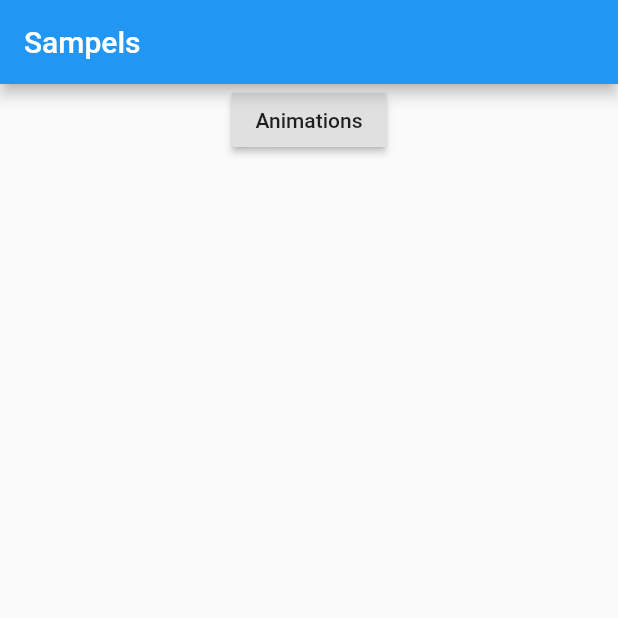
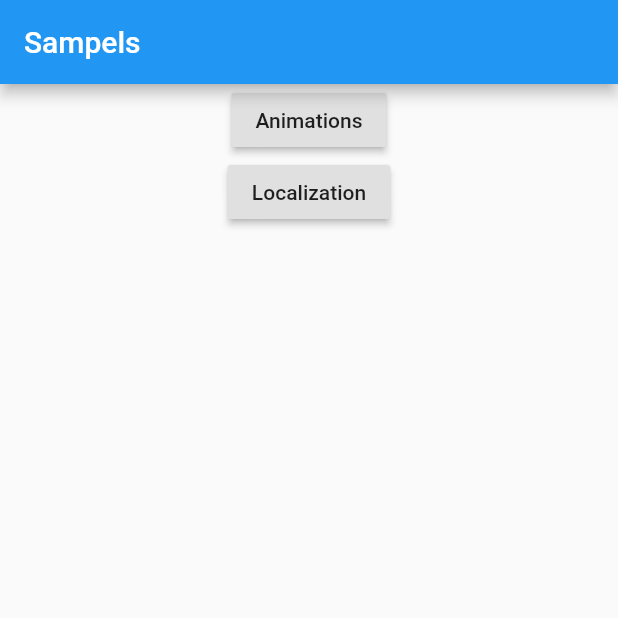
Before and after one commit to jcraane/flutter_samples, a Flutter app: the screen it shows after launch, on a phone screen of 412 x 824 dp, the top half of it. Run offline on Flutter 3.47's test engine with Material 2 defaults, Android fonts, the phone set to English and light mode, and no system bars.

Commit message:
Added localization sample.

```diff
--- /dev/null
+++ b/assets/lang/en.json
@@ -0,0 +1,4 @@
+{
+  "loc_appbar_title": "Localization",
+  "sample_message": "This is a sample message."
+}
--- /dev/null
+++ b/assets/lang/nl.json
@@ -0,0 +1,4 @@
+{
+  "loc_appbar_title": "Localisatie",
+  "sample_message": "Dit is een testbericht"
+}
--- /dev/null
+++ b/lib/localizations/app_localizations.dart
@@ -0,0 +1,37 @@
+import 'dart:async';
+import 'dart:convert';
+
+import 'package:flutter/material.dart';
+import 'package:flutter/services.dart';
+
+class AppLocalizations {
+  final Locale locale;
+
+  AppLocalizations(this.locale);
+
+  static AppLocalizations of(BuildContext context) => Localizations.of(context, AppLocalizations);
+
+  Map<String, String> _sentences;
+
+  Future<bool> load() async {
+    String data = "";
+    try {
+      data = await await rootBundle.loadString('assets/lang/${this.locale.languageCode}.json');
+    } catch (e) {
+      data = await rootBundle.loadString('assets/lang/nl.json');
+    }
+
+    Map<String, dynamic> _result = json.decode(data);
+
+    this._sentences = new Map();
+    _result.forEach((String key, dynamic value) {
+      this._sentences[key] = value.toString();
+    });
+
+    return true;
+  }
+
+  String get(String key) {
+    return this._sentences[key];
+  }
+}
--- /dev/null
+++ b/lib/localizations/app_localizations_deletage.dart
@@ -0,0 +1,20 @@
+import 'dart:async';
+import 'package:flutter/material.dart';
+import 'package:my_samples_app/localizations/app_localizations.dart';
+
+class AppLocalizationsDelegate extends LocalizationsDelegate<AppLocalizations> {
+  const AppLocalizationsDelegate();
+
+  @override
+  bool isSupported(Locale locale) => ['nl'].contains(locale.languageCode);
+
+  @override
+  Future<AppLocalizations> load(Locale locale) async {
+    var appLocalizations = AppLocalizations(locale);
+    await appLocalizations.load();
+    return appLocalizations;
+  }
+
+  @override
+  bool shouldReload(LocalizationsDelegate<AppLocalizations> old) => false;
+}
--- /dev/null
+++ b/lib/localizations/fallback_localizations_delegate.dart
@@ -0,0 +1,17 @@
+import 'package:flutter/cupertino.dart';
+
+/// Fix for https://github.com/flutter/flutter/issues/23047
+class FallbackCupertinoLocalisationsDelegate
+    extends LocalizationsDelegate<CupertinoLocalizations> {
+  const FallbackCupertinoLocalisationsDelegate();
+
+  @override
+  bool isSupported(Locale locale) => true;
+
+  @override
+  Future<CupertinoLocalizations> load(Locale locale) =>
+      DefaultCupertinoLocalizations.load(locale);
+
+  @override
+  bool shouldReload(FallbackCupertinoLocalisationsDelegate old) => false;
+}
--- a/lib/main.dart
+++ b/lib/main.dart
@@ -1,5 +1,9 @@
 import 'package:flutter/material.dart';
 import 'package:my_samples_app/animation/animations.dart';
+import 'package:my_samples_app/localizations/app_localizations_deletage.dart';
+import 'package:flutter_localizations/flutter_localizations.dart';
+import 'package:my_samples_app/localizations/fallback_localizations_delegate.dart';
+import 'package:my_samples_app/localizations/localizations.dart';
 
 void main() => runApp(MyApp());
 
@@ -8,6 +12,29 @@ class MyApp extends StatelessWidget {
   @override
   Widget build(BuildContext context) {
     return MaterialApp(
+      localizationsDelegates: [
+        const AppLocalizationsDelegate(),
+        GlobalMaterialLocalizations.delegate,
+        GlobalWidgetsLocalizations.delegate,
+        const FallbackCupertinoLocalisationsDelegate(),
+      ],
+      supportedLocales: [
+        const Locale('nl', 'NL'),
+      ],
+      localeResolutionCallback: (Locale locale, Iterable<Locale> supportedLocales) {
+        if (locale == null) {
+          return Locale('nl', 'NL');
+        } else {
+          for (Locale supportedLocale in supportedLocales) {
+            if (supportedLocale.languageCode == locale.languageCode ||
+                supportedLocale.countryCode == locale.countryCode) {
+              return supportedLocale;
+            }
+          }
+
+          return supportedLocales.first;
+        }
+      },
       debugShowCheckedModeBanner: false,
       title: 'Flutter Demo',
       theme: ThemeData(
@@ -28,19 +55,19 @@ class MyHomePage extends StatelessWidget {
         title: Text("Sampels"),
       ),
       body: Center(
-        child: Column(
-          crossAxisAlignment: CrossAxisAlignment.center,
-            mainAxisSize: MainAxisSize.max,
-            children: <Widget>[
-          RaisedButton(
-            onPressed: () => navigate(context),
-              child: Text("Animations")),
+        child: Column(crossAxisAlignment: CrossAxisAlignment.center, mainAxisSize: MainAxisSize.max, children: <Widget>[
+          RaisedButton(onPressed: () => navigateToAnimations(context), child: Text("Animations")),
+          RaisedButton(onPressed: () => navigateToLocalizations(context), child: Text("Localization")),
         ]),
       ),
     );
   }
 
-  navigate(BuildContext context) {
+  navigateToAnimations(BuildContext context) {
     Navigator.of(context).push(MaterialPageRoute(builder: (context) => AnimationsPage()));
   }
+
+  navigateToLocalizations(BuildContext context) {
+    Navigator.of(context).push(MaterialPageRoute(builder: (context) => LocalizationsPage()));
+  }
 }
--- a/pubspec.yaml
+++ b/pubspec.yaml
@@ -14,6 +14,8 @@ environment:
 
 dependencies:
   flutter:
+    sdk: flutter
+  flutter_localizations:
     sdk: flutter
 
   # The following adds the Cupertino Icons font to your application.
@@ -41,6 +43,9 @@ flutter:
   #  - images/a_dot_burr.jpeg
   #  - images/a_dot_ham.jpeg
 
+  assets:
+    - assets/lang/
+
   # An image asset can refer to one or more resolution-specific "variants", see
   # https://flutter.io/assets-and-images/#resolution-aware.
 
```
Also changed, not shown: lib/localizations/localizations.dart (added, +16 -0 lines).
